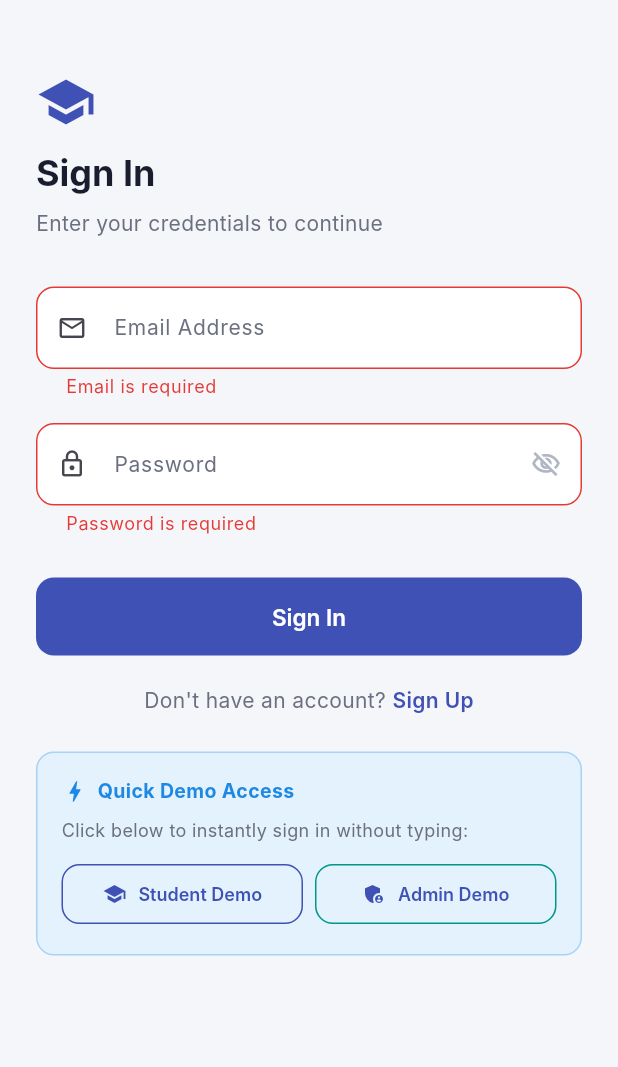
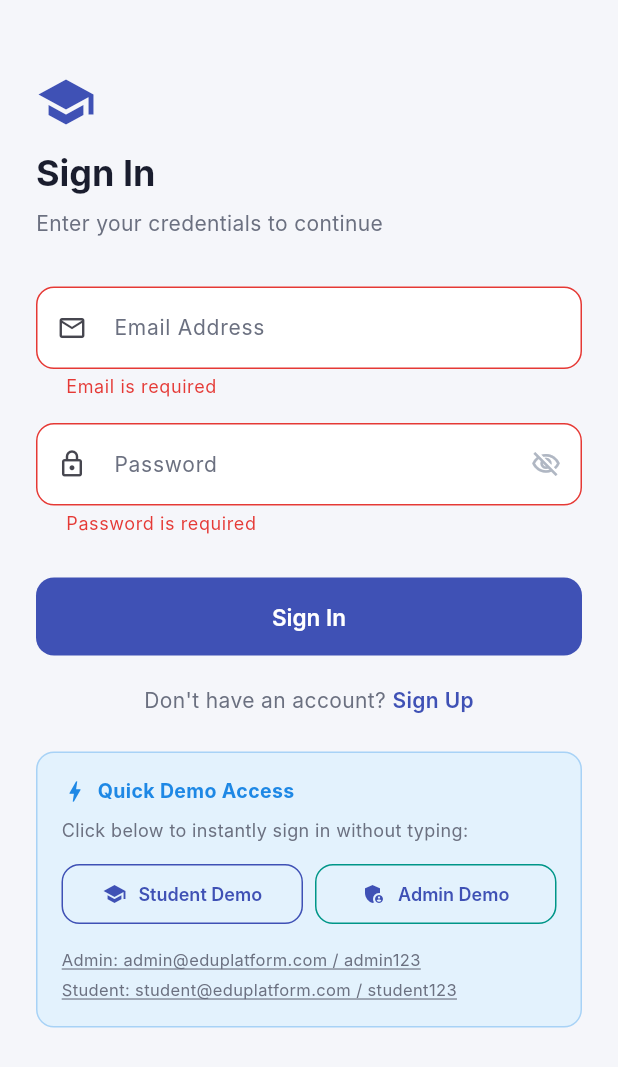
Before and after one commit to yenibaraanoopjoel-sys/Online-Course-Platform, a Flutter app: the screen it shows after launch, after a tap on "Sign In", on a phone screen of 412 x 824 dp. Shown: the top 1067 px of the screen. Run offline on Flutter 3.47's test engine with Material 3 defaults, Android fonts, the phone set to English and light mode, and no system bars; our stand-ins replace cached_network_image, cloud_firestore, firebase_auth, firebase_core, firebase_storage, go_router and 1 more; accounts and stored records are empty; Roboto replaces fonts that are missing (Inter).

Commit message:
fix(auth): add explicit dashboard navigation and cache-busting headers

```diff
--- a/lib/screens/auth/login_screen.dart
+++ b/lib/screens/auth/login_screen.dart
@@ -37,8 +37,13 @@ class _LoginScreenState extends State<LoginScreen> {
     );
     if (err != null && mounted) {
       AppHelpers.showSnackBar(context, err, isError: true);
+    } else if (mounted) {
+      if (auth.isAdmin) {
+        context.go(AppRoutes.adminDashboard);
+      } else {
+        context.go(AppRoutes.studentDashboard);
+      }
     }
-    // Navigation happens automatically via GoRouter's refreshListenable
   }
 
   @override
@@ -223,6 +228,7 @@ class _LoginScreenState extends State<LoginScreen> {
                                           _emailCtrl.text = 'student@eduplatform.com';
                                           _passCtrl.text = 'student123';
                                           context.read<AuthService>().loginDemo('student');
+                                          context.go(AppRoutes.studentDashboard);
                                         },
                                       ),
                                     ),
@@ -239,10 +245,45 @@ class _LoginScreenState extends State<LoginScreen> {
                                           _emailCtrl.text = 'admin@eduplatform.com';
                                           _passCtrl.text = 'admin123';
                                           context.read<AuthService>().loginDemo('admin');
+                                          context.go(AppRoutes.adminDashboard);
                                         },
                                       ),
                                     ),
                                   ],
+                                ),
+                                const SizedBox(height: 12),
+                                InkWell(
+                                  onTap: () {
+                                    _emailCtrl.text = 'admin@eduplatform.com';
+                                    _passCtrl.text = 'admin123';
+                                    context.read<AuthService>().loginDemo('admin');
+                                    context.go(AppRoutes.adminDashboard);
+                                  },
+                                  child: const Text(
+                                    'Admin: admin@eduplatform.com / admin123',
+                                    style: TextStyle(
+                                      fontSize: 11,
+                                      color: AppColors.textSecondary,
+                                      decoration: TextDecoration.underline,
+                                    ),
+                                  ),
+                                ),
+                                const SizedBox(height: 4),
+                                InkWell(
+                                  onTap: () {
+                                    _emailCtrl.text = 'student@eduplatform.com';
+                                    _passCtrl.text = 'student123';
+                                    context.read<AuthService>().loginDemo('student');
+                                    context.go(AppRoutes.studentDashboard);
+                                  },
+                                  child: const Text(
+                                    'Student: student@eduplatform.com / student123',
+                                    style: TextStyle(
+                                      fontSize: 11,
+                                      color: AppColors.textSecondary,
+                                      decoration: TextDecoration.underline,
+                                    ),
+                                  ),
                                 ),
                               ],
                             ),
```
Also changed, not shown: firebase.json, 1 other file.
